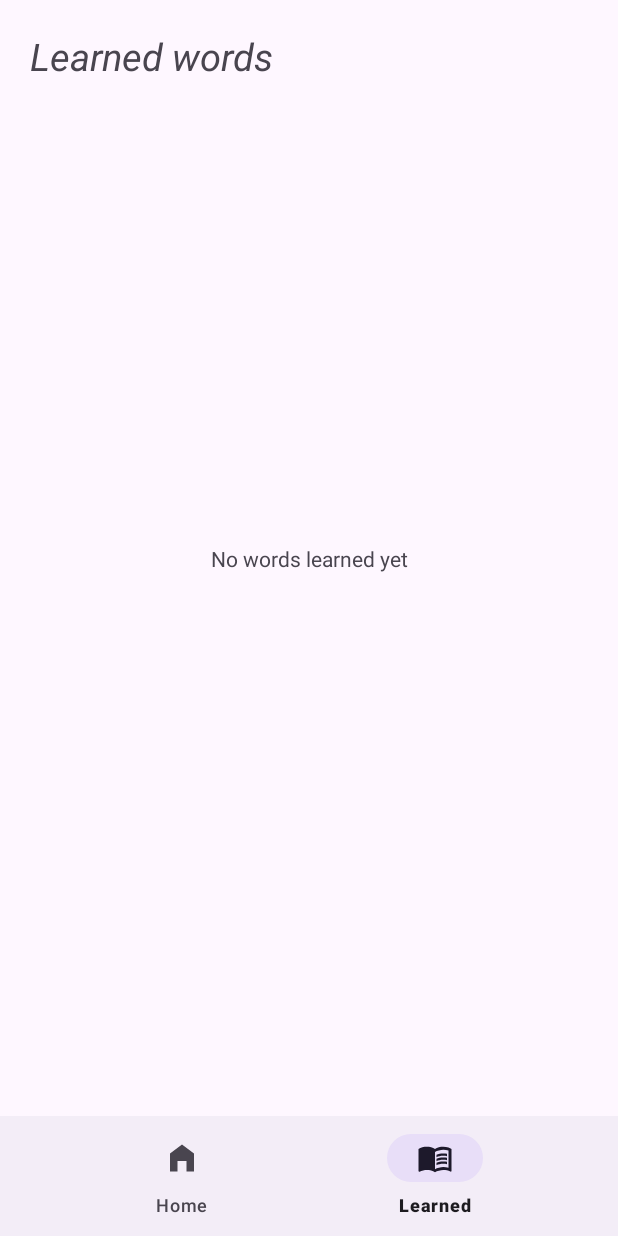
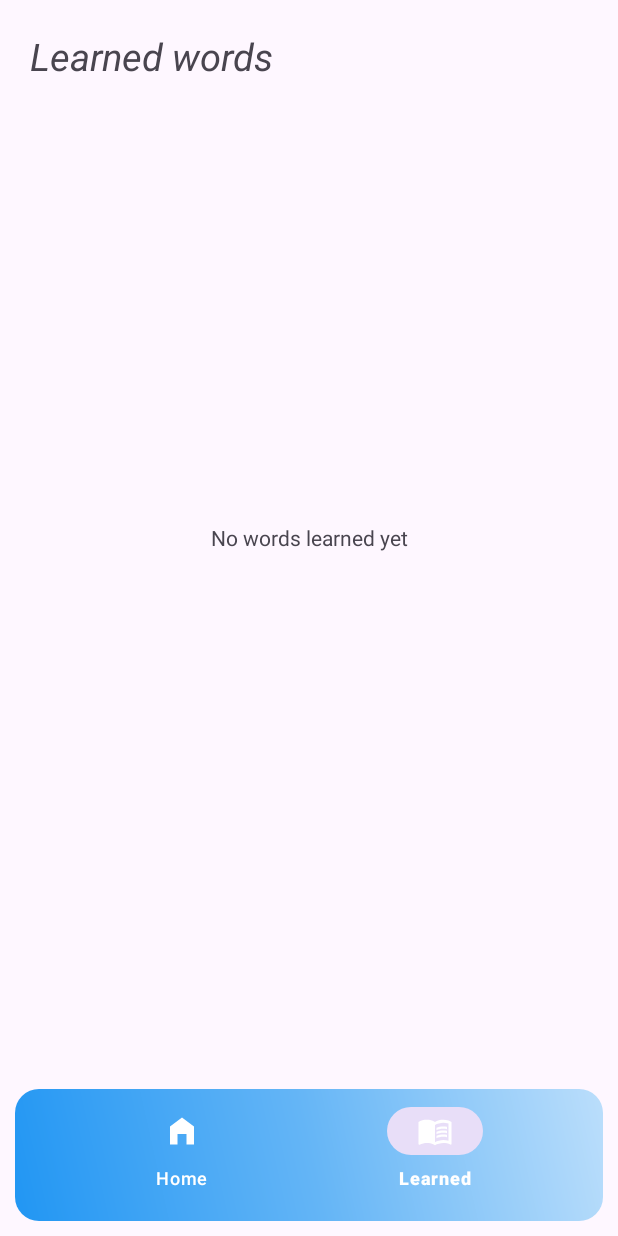
Before and after one commit to TunahanKaryagdi/WordMate, an Android app: the LearnedFragment screen opened through its navigation route, on a phone screen of 412 x 824 dp. Run offline under Robolectric (Android 15) with nearby library versions, the phone set to English and light mode, and no system bars; our stand-ins replace Dagger/Hilt's generated code, navigation-ui.

```diff
--- a/app/src/main/java/com/tunahankaryagdi/wordmate/presentation/SharedViewModel.kt
+++ b/app/src/main/java/com/tunahankaryagdi/wordmate/presentation/SharedViewModel.kt
@@ -18,21 +18,25 @@ class SharedViewModel @Inject constructor(
     private val _uiState: MutableStateFlow<UiState> = MutableStateFlow(UiState())
     val uiState: StateFlow<UiState> get() = _uiState
 
+    init {
+        getUnlearnedWords()
+        getLearnedWords()
+    }
 
     fun getUnlearnedWords() {
         val learnedWords = wordRepository.getWords()
-        val filteredWords = getAllWords().filter { word ->
+        val filteredWords = _uiState.value.unlearnedWords.filter { word ->
             !learnedWords.contains(word)
         }
-        _uiState.update { it->
-            it.copy(learnedWords = filteredWords)
+        _uiState.update { it ->
+            it.copy(unlearnedWords = filteredWords)
         }
     }
 
-    fun shuffleWords(){
-        val words = _uiState.value.learnedWords
+    fun shuffleWords() {
+        val words = _uiState.value.unlearnedWords
         _uiState.update {
-            it.copy(learnedWords = words.shuffled())
+            it.copy(unlearnedWords = words.shuffled())
         }
     }
 
@@ -43,20 +47,24 @@ class SharedViewModel @Inject constructor(
         }
     }
 
-    fun saveWord(word: Word){
+    fun saveWord(word: Word) {
         wordRepository.addWord(word)
         getUnlearnedWords()
+        getLearnedWords()
         _uiState.update {
             it.copy(event = UiEvent.WordSaved)
         }
 
     }
 
-    fun removeWord(word: Word){
+    fun removeWord(word: Word) {
         wordRepository.removeWord(word)
         getLearnedWords()
-        _uiState.update {
-            it.copy(event = UiEvent.WordRemoved)
+        _uiState.update { it ->
+            val updatedUnlearnedWords = it.unlearnedWords.toMutableList().apply {
+                add(word)
+            }
+            it.copy(event = UiEvent.WordRemoved, unlearnedWords = updatedUnlearnedWords)
         }
     }
 
@@ -65,11 +73,15 @@ class SharedViewModel @Inject constructor(
             it.copy(event = null)
         }
     }
+
+    fun setUiStateForTesting(state: UiState) {
+        _uiState.value = state
+    }
 }
 
 data class UiState(
     val learnedWords: List<Word> = emptyList(),
-    val unlearnedWords: List<Word> = emptyList(),
+    val unlearnedWords: List<Word> = getAllWords().shuffled(),
     val event: UiEvent? = null
 )
 
--- a/app/src/main/java/com/tunahankaryagdi/wordmate/presentation/home/HomeFragment.kt
+++ b/app/src/main/java/com/tunahankaryagdi/wordmate/presentation/home/HomeFragment.kt
@@ -41,7 +41,6 @@ class HomeFragment : Fragment() {
         super.onViewCreated(view, savedInstanceState)
         homeWordsAdapter = HomeWordsAdapter(onClickItem = ::onClickItem)
         binding.rvWordList.adapter = homeWordsAdapter
-        viewModel.getUnlearnedWords()
         observeUiState()
         binding.srlRefreshLayout.setOnRefreshListener {
             viewModel.shuffleWords()
@@ -67,7 +66,7 @@ class HomeFragment : Fragment() {
     private fun observeUiState() {
         viewLifecycleOwner.lifecycleScope.launch {
             viewModel.uiState.collect { state ->
-                homeWordsAdapter.setData(state.learnedWords)
+                homeWordsAdapter.setData(state.unlearnedWords)
             }
         }
         viewLifecycleOwner.lifecycleScope.launch {
--- a/app/src/main/java/com/tunahankaryagdi/wordmate/presentation/learned/LearnedFragment.kt
+++ b/app/src/main/java/com/tunahankaryagdi/wordmate/presentation/learned/LearnedFragment.kt
@@ -43,7 +43,6 @@ class LearnedFragment : Fragment() {
         super.onViewCreated(view, savedInstanceState)
         learnedWordsAdapter = LearnedWordsAdapter(onClickItem = ::onClickItem)
         binding.rvLearnedWordList.adapter = learnedWordsAdapter
-        viewModel.getLearnedWords()
         observeUiState()
 
     }
--- /dev/null
+++ b/app/src/main/res/color/color_selector_bottom_nav.xml
@@ -0,0 +1,6 @@
+<?xml version="1.0" encoding="utf-8"?>
+<selector xmlns:android="http://schemas.android.com/apk/res/android">
+
+    <item android:color="@color/white" android:state_checked="true"/>
+    <item android:color="@color/white"/>
+</selector>
--- /dev/null
+++ b/app/src/main/res/drawable/bg_bottom_navigation.xml
@@ -0,0 +1,15 @@
+<?xml version="1.0" encoding="utf-8"?>
+<shape xmlns:android="http://schemas.android.com/apk/res/android">
+    <gradient
+        xmlns:android="http://schemas.android.com/apk/res/android"
+        android:startColor="#2196F3"
+        android:centerColor="#64B5F6"
+        android:endColor="#BBDEFB"
+        android:angle="45"
+        android:type="linear" />
+
+    <corners android:radius="16dp" />
+
+    <padding
+        android:bottom="8dp" />
+</shape>
--- a/app/src/main/res/layout/activity_main.xml
+++ b/app/src/main/res/layout/activity_main.xml
@@ -23,6 +23,10 @@
         android:layout_height="wrap_content"
         app:layout_constraintTop_toBottomOf="@id/fragmentContainerView"
         app:layout_constraintBottom_toBottomOf="parent"
-        app:menu="@menu/bottom_menu"/>
+        app:menu="@menu/bottom_menu"
+        android:layout_margin="10dp"
+        android:background="@drawable/bg_bottom_navigation"
+        app:itemIconTint="@color/color_selector_bottom_nav"
+        app:itemTextColor="@color/color_selector_bottom_nav"/>
 
 </androidx.constraintlayout.widget.ConstraintLayout>
--- a/app/src/main/res/values/colors.xml
+++ b/app/src/main/res/values/colors.xml
@@ -2,4 +2,7 @@
 <resources>
     <color name="black">#FF000000</color>
     <color name="white">#FFFFFFFF</color>
+    <color name="indicator_color_light_blue">#64B5F6</color>
+    <color name="indicator_color_grey">#B0BEC5</color> <!-- Açık gri -->
+
 </resources>
```
Also changed, not shown: app/build.gradle.kts (+12 -3 lines), 1 other file.
